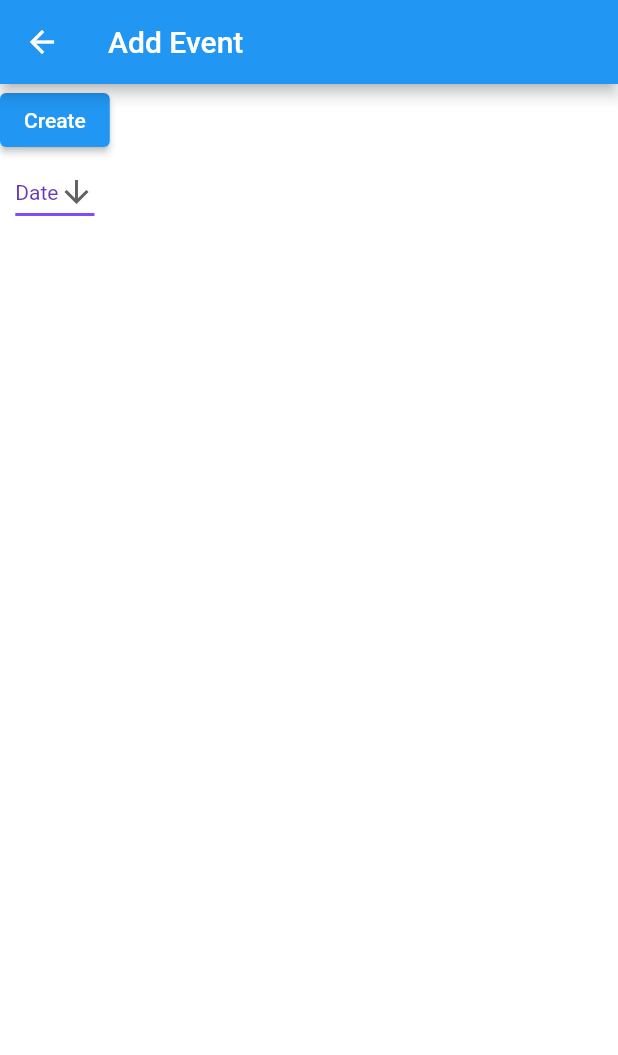
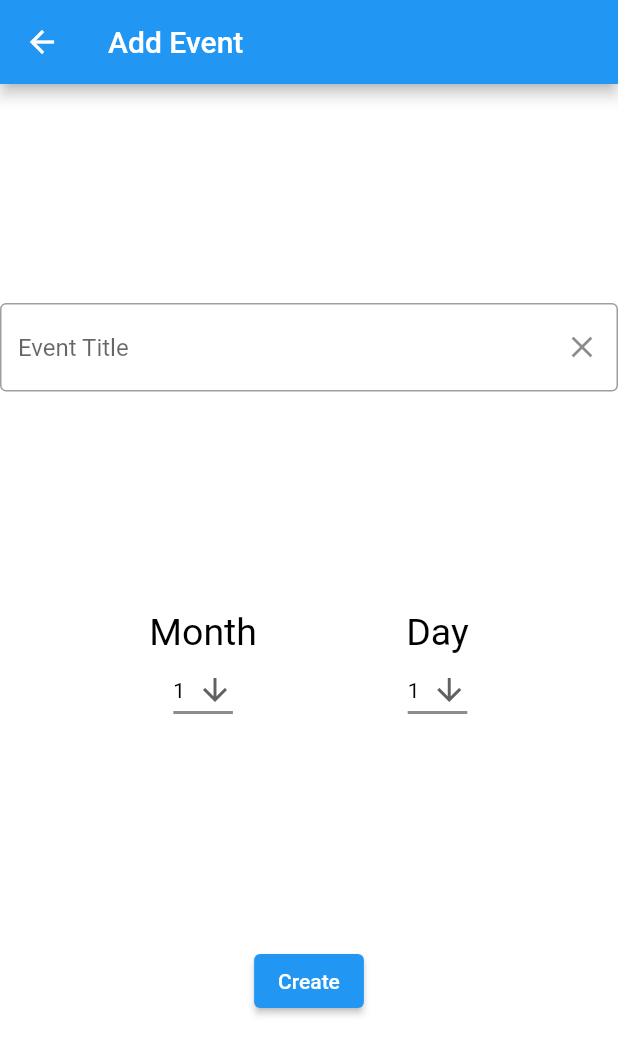
Before and after one commit to DexterDavenport/Schedule_App, a Flutter app: the screen it shows after launch, after a tap on an icon or button, on a phone screen of 412 x 824 dp. Shown: the top 1055 px of the screen. Run offline on Flutter 3.47's test engine with Material 2 defaults, Android fonts, the phone set to English and light mode, and no system bars; our stand-ins replace syncfusion_flutter_calendar.

```diff
--- a/lib/pages/home_page.dart
+++ b/lib/pages/home_page.dart
@@ -3,11 +3,42 @@ import 'package:flutter/material.dart';
 import 'package:syncfusion_flutter_calendar/calendar.dart';
 
 // ignore: constant_identifier_names
-const List<String> Date31 = <String>[
-    'Date',
-    '1', '2', '3', '4', '5', '6', '7', '8', '9', '10',
-    '11', '12', '13', '14', '15', '16', '17', '18', '19', '20',
-    '21', '22', '23', '24', '25', '26', '27', '28', '29', '30', '31'];
+const List<int> MonthList = <int>[1, 2, 3, 4, 5, 6, 7, 8, 9, 10, 11, 12];
+
+// ignore: constant_identifier_names
+const List<int> DayList = <int>[
+  1,
+  2,
+  3,
+  4,
+  5,
+  6,
+  7,
+  8,
+  9,
+  10,
+  11,
+  12,
+  13,
+  14,
+  15,
+  16,
+  17,
+  18,
+  19,
+  20,
+  21,
+  22,
+  23,
+  24,
+  25,
+  26,
+  27,
+  28,
+  29,
+  30,
+  31
+];
 
 class MyHomePage extends StatefulWidget {
   const MyHomePage({Key? key, required this.title}) : super(key: key);
@@ -64,14 +95,13 @@ class _MyHomePageState extends State<MyHomePage> {
                 ],
                 controller: calendarController,
                 dataSource: MeetingDataSource(getAppointments())),
-
           ),
           ElevatedButton(
             style: buttonStyle,
             onPressed: () {
               Navigator.push(
                 context,
-              MaterialPageRoute(builder: (context) => const AddEvent()),
+                MaterialPageRoute(builder: (context) => AddEvent()),
               );
             },
             child: const Text('+'),
@@ -81,11 +111,6 @@ class _MyHomePageState extends State<MyHomePage> {
     );
   }
 }
-
-
-
-
-
 
 List<Appointment> getAppointments() {
   List<Appointment> meetings = <Appointment>[];
@@ -111,8 +136,11 @@ class MeetingDataSource extends CalendarDataSource {
   }
 }
 
+// ignore: must_be_immutable
 class AddEvent extends StatelessWidget {
-  const AddEvent({super.key});
+  final _textController = TextEditingController();
+  String jobTitle = '';
+  AddEvent({super.key});
 
   @override
   Widget build(BuildContext context) {
@@ -120,20 +148,51 @@ class AddEvent extends StatelessWidget {
       appBar: AppBar(
         title: const Text('Add Event'),
       ),
-      body: Column(
-        children: [ElevatedButton(
+      body: Column(mainAxisAlignment: MainAxisAlignment.spaceEvenly, children: [
+        TextField(
+          controller: _textController,
+          decoration: InputDecoration(
+            hintText: 'Event Title',
+            border: const OutlineInputBorder(),
+            suffixIcon: IconButton(
+                onPressed: () {
+                  _textController.clear();
+                },
+                icon: const Icon(Icons.clear)),
+          ),
+        ),
+        Row(mainAxisAlignment: MainAxisAlignment.spaceEvenly,
+            // ignore: prefer_const_literals_to_create_immutables
+            children: [
+              Column(
+                  // ignore: prefer_const_literals_to_create_immutables
+                  children: [
+                    const Text(
+                      'Month',
+                      style: TextStyle(fontSize: 25),
+                    ),
+                    const MonthButton()
+                  ]),
+              Column(
+                  // ignore: prefer_const_literals_to_create_immutables
+                  children: [
+                    const Text(
+                      'Day',
+                      style: TextStyle(fontSize: 25),
+                    ),
+                    const DayButton()
+                  ])
+            ]),
+        ElevatedButton(
           onPressed: () {
             Navigator.pop(context);
           },
           child: const Text('Create'),
         ),
-        const DateButton()
-        ]
-      ),
+      ]),
     );
   }
 }
-
 
 class Account extends StatelessWidget {
   const Account({super.key});
@@ -156,40 +215,74 @@ class Account extends StatelessWidget {
   }
 }
 
-class DateButton extends StatefulWidget {
-  const DateButton({super.key});
+class MonthButton extends StatefulWidget {
+  const MonthButton({super.key});
 
   @override
-  State<DateButton> createState() => _DateButtonState();
+  State<MonthButton> createState() => _MonthButtonState();
 }
 
-class _DateButtonState extends State<DateButton> {
-  String dropdownValue = Date31.first;
+class _MonthButtonState extends State<MonthButton> {
+  int dropdownValue = 1;
 
   @override
   Widget build(BuildContext context) {
-    return DropdownButton<String>(
+    return DropdownButton<int>(
         value: dropdownValue,
         icon: const Icon(Icons.arrow_downward),
         elevation: 16,
-      style: const TextStyle(color: Colors.deepPurple),
+        style: const TextStyle(color: Colors.black),
         underline: Container(
           height: 2,
-        color: Colors.deepPurpleAccent,
+          color: Colors.black45,
         ),
-      onChanged: (String? value) {
+        onChanged: (int? value) {
           // This is called when the user selects an item.
           setState(() {
-
             dropdownValue = value!;
           });
         },
-      items: Date31.map<DropdownMenuItem<String>>((String value) {
-        return DropdownMenuItem<String>(
+        items: MonthList.map<DropdownMenuItem<int>>((int value) {
+          return DropdownMenuItem<int>(
             value: value,
-          child: Text(value),
+            child: Text(value.toString()),
           );
-      }).toList(),
-    );
+        }).toList());
   }
 }
+
+class DayButton extends StatefulWidget {
+  const DayButton({super.key});
+
+  @override
+  State<DayButton> createState() => _DayButtonState();
+}
+
+class _DayButtonState extends State<DayButton> {
+  int dropdownValue = 1;
+
+  @override
+  Widget build(BuildContext context) {
+    return DropdownButton<int>(
+        value: dropdownValue,
+        icon: const Icon(Icons.arrow_downward),
+        elevation: 16,
+        style: const TextStyle(color: Colors.black),
+        underline: Container(
+          height: 2,
+          color: Colors.black45,
+        ),
+        onChanged: (int? value) {
+          // This is called when the user selects an item.
+          setState(() {
+            dropdownValue = value!;
+          });
+        },
+        items: DayList.map<DropdownMenuItem<int>>((int value) {
+          return DropdownMenuItem<int>(
+            value: value,
+            child: Text(value.toString()),
+          );
+        }).toList());
+  }
+}
--- a/lib/pages/jobs_page.dart
+++ b/lib/pages/jobs_page.dart
@@ -1,29 +1,141 @@
 import 'package:flutter/material.dart';
 
 // ignore: constant_identifier_names
+const List<int> NumList = <int>[1, 2, 3, 4, 5];
+// ignore: constant_identifier_names
 const List<String> Date28 = <String>[
-    'Date',
-    '1', '2', '3', '4', '5', '6', '7', '8', '9', '10',
-    '11', '12', '13', '14', '15', '16', '17', '18', '19', '20',
-    '21', '22', '23', '24', '25', '26', '27', '28'];
+  'Date',
+  '1',
+  '2',
+  '3',
+  '4',
+  '5',
+  '6',
+  '7',
+  '8',
+  '9',
+  '10',
+  '11',
+  '12',
+  '13',
+  '14',
+  '15',
+  '16',
+  '17',
+  '18',
+  '19',
+  '20',
+  '21',
+  '22',
+  '23',
+  '24',
+  '25',
+  '26',
+  '27',
+  '28'
+];
 // ignore: constant_identifier_names
 const List<String> Date29 = <String>[
-    'Date',
-    '1', '2', '3', '4', '5', '6', '7', '8', '9', '10',
-    '11', '12', '13', '14', '15', '16', '17', '18', '19', '20',
-    '21', '22', '23', '24', '25', '26', '27', '28', '29'];
+  'Date',
+  '1',
+  '2',
+  '3',
+  '4',
+  '5',
+  '6',
+  '7',
+  '8',
+  '9',
+  '10',
+  '11',
+  '12',
+  '13',
+  '14',
+  '15',
+  '16',
+  '17',
+  '18',
+  '19',
+  '20',
+  '21',
+  '22',
+  '23',
+  '24',
+  '25',
+  '26',
+  '27',
+  '28',
+  '29'
+];
 // ignore: constant_identifier_names
 const List<String> Date30 = <String>[
-    'Date',
-    '1', '2', '3', '4', '5', '6', '7', '8', '9', '10',
-    '11', '12', '13', '14', '15', '16', '17', '18', '19', '20',
-    '21', '22', '23', '24', '25', '26', '27', '28', '29', '30'];
+  'Date',
+  '1',
+  '2',
+  '3',
+  '4',
+  '5',
+  '6',
+  '7',
+  '8',
+  '9',
+  '10',
+  '11',
+  '12',
+  '13',
+  '14',
+  '15',
+  '16',
+  '17',
+  '18',
+  '19',
+  '20',
+  '21',
+  '22',
+  '23',
+  '24',
+  '25',
+  '26',
+  '27',
+  '28',
+  '29',
+  '30'
+];
 // ignore: constant_identifier_names
 const List<String> Date31 = <String>[
-    'Date',
-    '1', '2', '3', '4', '5', '6', '7', '8', '9', '10',
-    '11', '12', '13', '14', '15', '16', '17', '18', '19', '20',
-    '21', '22', '23', '24', '25', '26', '27', '28', '29', '30', '31'];
+  'Date',
+  '1',
+  '2',
+  '3',
+  '4',
+  '5',
+  '6',
+  '7',
+  '8',
+  '9',
+  '10',
+  '11',
+  '12',
+  '13',
+  '14',
+  '15',
+  '16',
+  '17',
+  '18',
+  '19',
+  '20',
+  '21',
+  '22',
+  '23',
+  '24',
+  '25',
+  '26',
+  '27',
+  '28',
+  '29',
+  '30',
+  '31'
+];
 
 void main() {
   runApp(const MaterialApp(
@@ -65,25 +177,18 @@ class SecondRoute extends StatelessWidget {
       appBar: AppBar(
         title: const Text('Second Route'),
       ),
-      body: Column(
-        children: [ElevatedButton(
+      body: Column(children: [
+        ElevatedButton(
           onPressed: () {
             Navigator.pop(context);
           },
           child: const Text('Go back!'),
         ),
         const DateButton()
-        ]
-      ),
+      ]),
     );
   }
 }
-
-
-
-
-
-
 
 class DateButton extends StatefulWidget {
   const DateButton({super.key});
@@ -93,11 +198,11 @@ class DateButton extends StatefulWidget {
 }
 
 class _DateButtonState extends State<DateButton> {
-  String dropdownValue = Date31.first;
+  int dropdownValue = 1;
 
   @override
   Widget build(BuildContext context) {
-    return DropdownButton<String>(
+    return DropdownButton<int>(
       value: dropdownValue,
       icon: const Icon(Icons.arrow_downward),
       elevation: 16,
@@ -106,19 +211,18 @@ class _DateButtonState extends State<DateButton> {
         height: 2,
         color: Colors.deepPurpleAccent,
       ),
-      onChanged: (String? value) {
+      onChanged: (int? value) {
         // This is called when the user selects an item.
         setState(() {
-
           dropdownValue = value!;
         });
       },
-      items: Date31.map<DropdownMenuItem<String>>((String value) {
-        return DropdownMenuItem<String>(
+      items: NumList.map<DropdownMenuItem<int>>((int value) {
+        return DropdownMenuItem<int>(
           value: value,
-          child: Text(value),
+          child: Text(value.toString()),
         );
-      }).toList(),
-    );
+      }
+    ).toList());
   }
 }
```
Also changed, not shown: 269 other files. Lines whose indentation alone changed are shown as unchanged.
